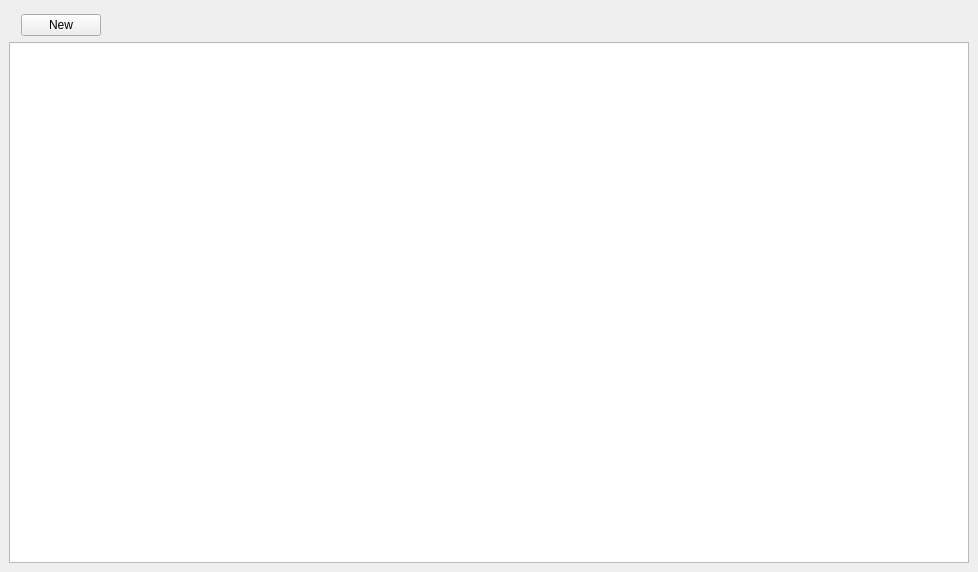
Old version of the form main.ui in the repository VND0/link_it_to_the_world.
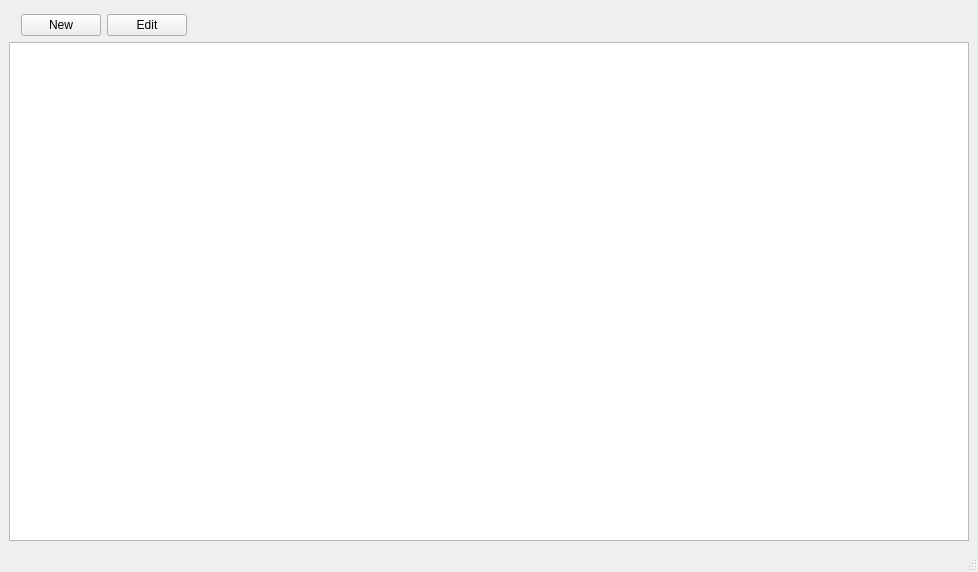
New version of the form.

Commit message: Implemented editing existing rows. Changed ui.

The edit to the form file:
```diff
--- a/main.ui
+++ b/main.ui
@@ -30,6 +30,13 @@
         </property>
        </widget>
       </item>
+      <item>
+       <widget class="QPushButton" name="edit_row_btn">
+        <property name="text">
+         <string>Edit</string>
+        </property>
+       </widget>
+      </item>
       <item>
        <spacer name="horizontalSpacer">
         <property name="orientation">
@@ -50,6 +57,7 @@
     </item>
    </layout>
   </widget>
+  <widget class="QStatusBar" name="statusBar"/>
  </widget>
  <resources/>
  <connections/>
```
The commit also changes 3 other files.
